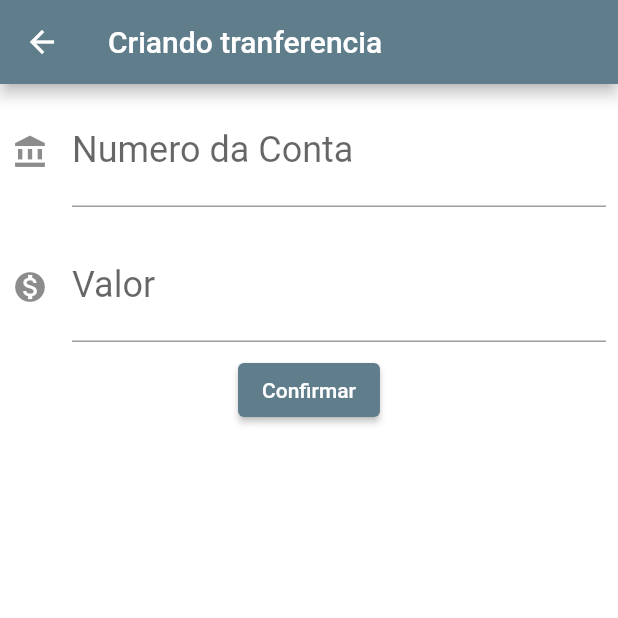
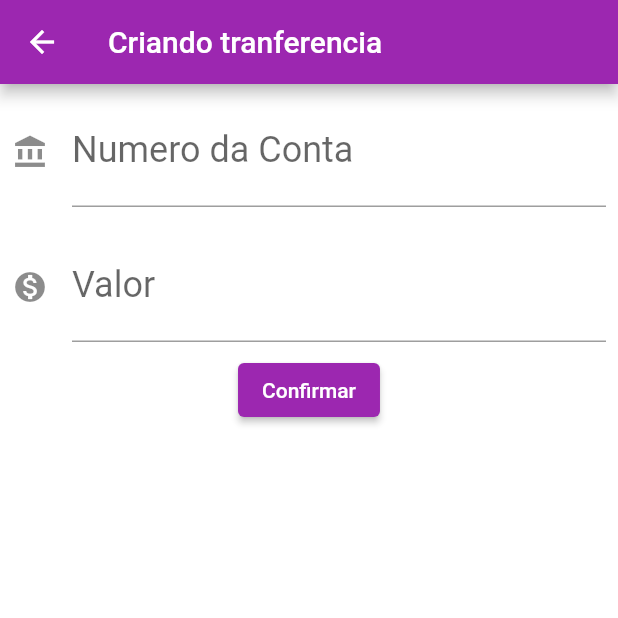
Before and after one commit to lketerson/Bytebank, a Flutter app: the screen it shows after launch, after a tap on the "add" icon, on a phone screen of 412 x 824 dp, the top half of it. Run offline on Flutter 3.47's test engine with Material 2 defaults, Android fonts, the light colour scheme and no system bars.

Commit message:
Color scheme

```diff
--- a/lib/main.dart
+++ b/lib/main.dart
@@ -13,7 +13,7 @@ class ByteBankApp extends StatelessWidget {
     return MaterialApp(
       theme: ThemeData.from(
           colorScheme: ColorScheme.fromSwatch(
-            primarySwatch: Colors.blueGrey,
+            primarySwatch: Colors.purple,
           ),
           textTheme:
               const TextTheme(bodyText2: TextStyle(color: Colors.white))),
--- a/lib/screens/tranferencia/lista.dart
+++ b/lib/screens/tranferencia/lista.dart
@@ -19,7 +19,7 @@ class ListaTransferenciaState extends State<ListaTransferencia> {
   @override
   Widget build(BuildContext context) {
     return Scaffold(
-      appBar: AppBar(title: const Text('Lista Transferencia')),
+      appBar: AppBar(title: const Text('Nubank da Deep web')),
       body: ListView.builder(
         itemCount: widget._listaTransferecias.length,
         itemBuilder: (
@@ -32,27 +32,30 @@ class ListaTransferenciaState extends State<ListaTransferencia> {
       ),
       floatingActionButton: FloatingActionButton(
         onPressed: () {
-          final Future future = Navigator.push(
+          Navigator.push(
             context,
             MaterialPageRoute(
               builder: (context) {
                 return const FormularioTransferencia();
               },
             ),
-          );
-          future.then(
-            (tranferenciaRecebida) {
-              if (tranferenciaRecebida != null) {
-                setState(() {
-                  widget._listaTransferecias.add(tranferenciaRecebida);
-                });
-              }
-            },
+          ).then(
+            (tranferenciaRecebida) => _atualiza(tranferenciaRecebida),
           );
         },
         child: const Icon(Icons.add),
       ),
     );
+  }
+
+  void _atualiza(tranferenciaRecebida) {
+    if (tranferenciaRecebida != null) {
+      setState(
+        () {
+          widget._listaTransferecias.add(tranferenciaRecebida);
+        },
+      );
+    }
   }
 }
 
@@ -68,8 +71,10 @@ class ItemTransferencia extends StatelessWidget {
     return Card(
       child: ListTile(
         leading: const Icon(Icons.monetization_on),
-        title: Text(_transferecia.valorTotal.toString()),
-        subtitle: Text(_transferecia.numeroConta.toString()),
+        title: Text('Valor: ${_transferecia.valorTotal} R\$'),
+        subtitle: Text('Conta: ${_transferecia.numeroConta}'),
+        tileColor: Colors.purple,
+        textColor: Colors.white,
       ),
     );
   }
```
Also changed, not shown: 1 other file.
